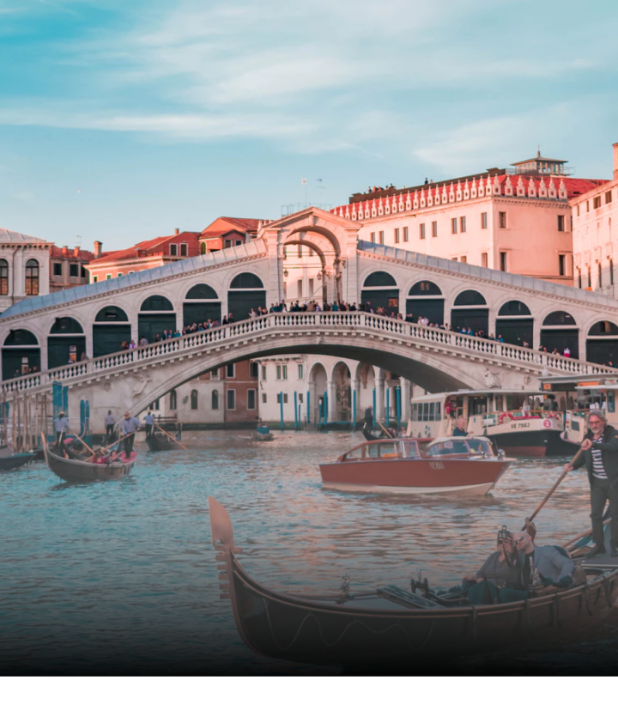
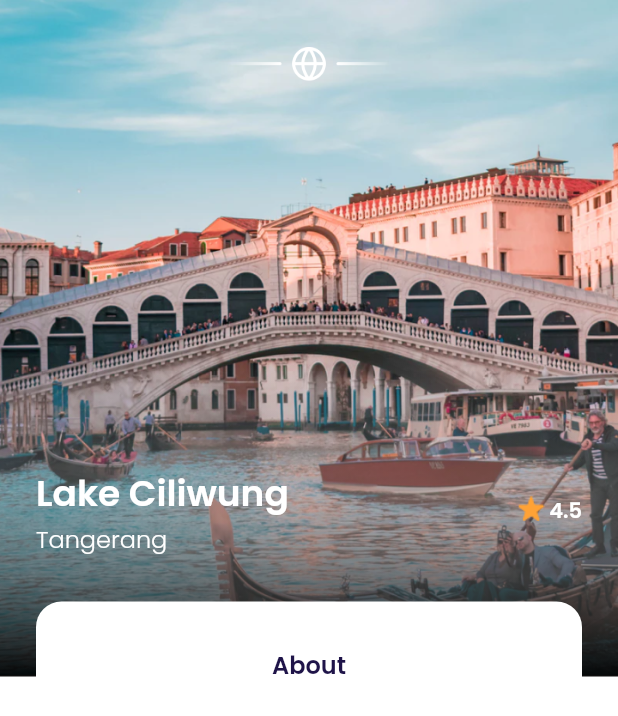
Before and after one commit to al-chakim/FlyPlane, a Flutter app: the DetailPage screen opened directly, on a phone screen of 412 x 824 dp. Shown: the top 716 px of the screen. Run offline on Flutter 3.47's test engine with Material 2 defaults, Android fonts, the phone set to English and light mode, and no system bars; our stand-ins replace google_fonts.

Commit message:
content detail_page

```diff
--- a/plane/lib/ui/pages/detail_page.dart
+++ b/plane/lib/ui/pages/detail_page.dart
@@ -42,6 +42,116 @@ class DetailPage extends StatelessWidget {
     );
   }
 
+  Widget Content(){
+    return Container(
+      width: double.infinity,
+      margin: EdgeInsets.symmetric(
+        horizontal: defaultMargin
+      ),
+      child: Column(
+        children: [
+
+          // gambar emblem
+          Container(
+            width: 110,
+            height: 25,
+            margin: EdgeInsets.only(
+              top: 30,
+            ),
+            decoration: BoxDecoration(
+              image: DecorationImage(
+                image: AssetImage(
+                  'assets/emblem.png'
+                )
+              )
+            ),
+          ),
+
+          //title
+          Container(
+            margin: EdgeInsets.only(top: 256),
+            child: Row(
+              children: [
+                Expanded(
+                  child: Column(
+                    crossAxisAlignment: CrossAxisAlignment.start,
+                    children: [
+                      Text(
+                        'Lake Ciliwung',
+                        style: whiteTextStyle.copyWith(
+                          fontSize: 24,
+                          fontWeight: semibold
+                        ),
+                        overflow: TextOverflow.ellipsis,
+                      ),
+                      Text(
+                        'Tangerang',
+                        style: whiteTextStyle.copyWith(
+                          fontSize: 16,
+                          fontWeight: light
+                        ),
+                      )
+                    ],
+                  ),
+                ),
+                Row(
+                  mainAxisAlignment: MainAxisAlignment.center,
+                  crossAxisAlignment: CrossAxisAlignment.start,
+                  children: [
+                    Container(
+                      height: 18,
+                      width: 18,
+                      decoration: BoxDecoration(
+                        image: DecorationImage(
+                          image: AssetImage('assets/star.png')
+                        )
+                      ),
+                    ),
+                    SizedBox(width: 3,),
+                    Text(
+                      '4.5',
+                      style: whiteTextStyle.copyWith(
+                        fontWeight: semibold
+                      ),
+                    )
+                  ],
+                ),
+              ],
+            ),
+          ),
+
+          // deskripsi
+          Container(
+            margin: EdgeInsets.only(top: 30),
+            width: double.infinity,
+            padding: EdgeInsets.symmetric(
+              horizontal: 20,
+              vertical: 30
+            ),
+            decoration: BoxDecoration(
+              color: putih,
+              borderRadius: BorderRadius.circular(
+                defaultRadius
+              ),
+            ),
+            child: Column(
+              children: [
+
+                // about adn desc
+                Text(
+                  'About',
+                  style: blackTextStyle.copyWith(
+                    fontSize: 16,
+                    fontWeight: semibold
+                  ),
+                )
+              ],
+            ),
+          )
+        ],
+      ),
+    );
+  }
 
     return Scaffold(
       backgroundColor: putih,
@@ -49,6 +159,7 @@ class DetailPage extends StatelessWidget {
         children: [
           BackImage(),
           CustomShadow(),
+          Content(),
         ],
       ),
     );
```
